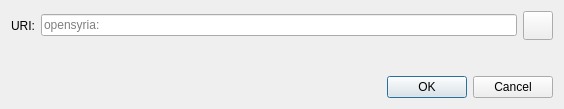
Old version of the form src/qt/forms/openuridialog.ui in the repository opensyria/OpenSyria.
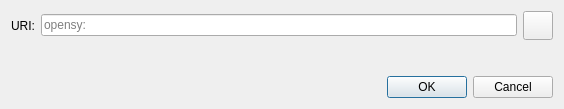
New version of the form. Icons and pictures are not drawn. Custom widgets are drawn as their Qt base class.

```diff
--- a/src/qt/forms/openuridialog.ui
+++ b/src/qt/forms/openuridialog.ui
@@ -26,7 +26,7 @@
      <item>
       <widget class="QValidatedLineEdit" name="uriEdit">
        <property name="placeholderText">
-        <string notr="true">opensyria:</string>
+        <string notr="true">opensy:</string>
        </property>
       </widget>
      </item>
```
Left out of the diff: 4 changed lines with no effect on the pictures.
